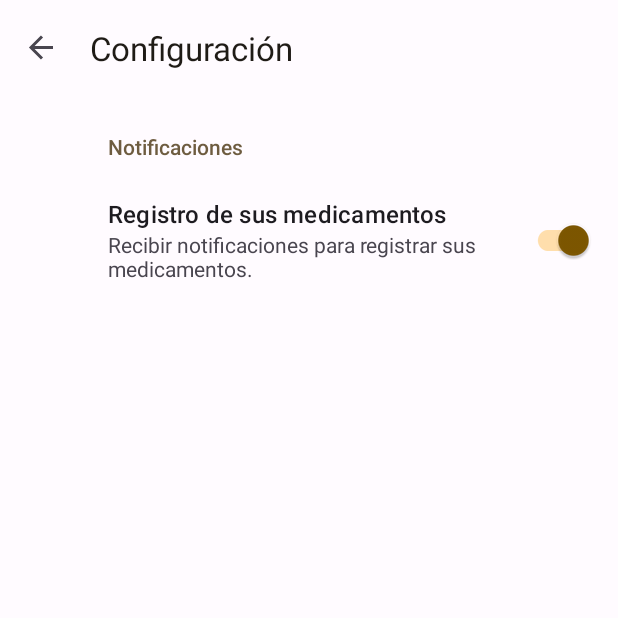
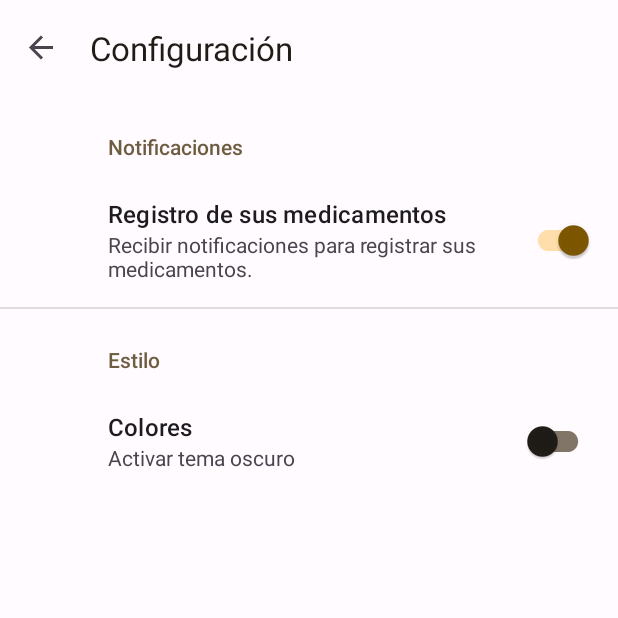
Before and after one commit to Totremont/MedicaTrack, an Android app: the SettingsFragment screen opened through its navigation route, on a phone screen of 412 x 824 dp, the top half of it. Run offline under Robolectric (Android 15) with nearby library versions, the phone set to English and light mode, and no system bars; our stand-ins replace androidx.preference, navigation-ui; 1 statement that could not run was skipped.

Commit message:
Switch para tema oscuro

```diff
--- a/app/src/main/AndroidManifest.xml
+++ b/app/src/main/AndroidManifest.xml
@@ -17,7 +17,7 @@
         android:roundIcon="@mipmap/ic_launcher_round"
         android:supportsRtl="true"
         android:theme="@style/Theme.MedicaTrack"
-        tools:targetApi="31">
+        tools:targetApi="33">
         <service android:name=".service.MedicamentoService"/>
         <activity
             android:name=".creacion.CreacionActivity"
@@ -26,8 +26,7 @@
         <activity
             android:name=".MainActivity"
             android:exported="true"
-            android:theme="@style/Theme.MedicaTrack"
-            android:label="@string/app_name">
+            android:theme="@style/Theme.MedicaTrack">
             <intent-filter>
                 <action android:name="android.intent.action.MAIN" />
 
--- a/app/src/main/java/com/example/medicatrack/MainActivity.java
+++ b/app/src/main/java/com/example/medicatrack/MainActivity.java
@@ -5,6 +5,8 @@ import android.app.Activity;
 import android.app.AlertDialog;
 import android.app.NotificationChannel;
 import android.app.NotificationManager;
+import android.app.UiModeManager;
+import android.content.Context;
 import android.content.DialogInterface;
 import android.content.Intent;
 import android.content.SharedPreferences;
@@ -22,12 +24,14 @@ import androidx.activity.result.ActivityResultLauncher;
 import androidx.activity.result.contract.ActivityResultContracts;
 import androidx.annotation.NonNull;
 import androidx.appcompat.app.AppCompatActivity;
+import androidx.appcompat.app.AppCompatDelegate;
 import androidx.core.app.NotificationManagerCompat;
 import androidx.lifecycle.ViewModelProvider;
 import androidx.navigation.NavController;
 import androidx.navigation.Navigation;
 import androidx.navigation.ui.AppBarConfiguration;
 import androidx.navigation.ui.NavigationUI;
+import androidx.preference.Preference;
 
 
 import com.example.medicatrack.databinding.ActivityMainBinding;
@@ -77,6 +81,19 @@ public class MainActivity extends AppCompatActivity {
         }
         editor.commit();
         // -------
+
+        Boolean temaOscuro = sharedPreferences.getBoolean("switch_tema",false);
+        if(temaOscuro)
+        {
+            UiModeManager uiManager = (UiModeManager) this.getSystemService(Context.UI_MODE_SERVICE);
+            if(BuildConfig.VERSION_CODE > 30) uiManager.setNightMode(UiModeManager.MODE_NIGHT_YES);
+            else AppCompatDelegate.setDefaultNightMode(AppCompatDelegate.MODE_NIGHT_YES);
+        } else
+        {
+            UiModeManager uiManager = (UiModeManager) this.getSystemService(Context.UI_MODE_SERVICE);
+            if(BuildConfig.VERSION_CODE > 30) uiManager.setNightMode(UiModeManager.MODE_NIGHT_NO);
+            else AppCompatDelegate.setDefaultNightMode(AppCompatDelegate.MODE_NIGHT_NO);
+        }
 
         setSupportActionBar(binding.toolbar);
 
--- a/app/src/main/res/layout/fragment_medicamentos.xml
+++ b/app/src/main/res/layout/fragment_medicamentos.xml
@@ -85,6 +85,7 @@
         android:orientation="vertical"
         android:gravity="center"
         android:visibility="gone"
+        android:layout_marginBottom="@dimen/long_dim"
         app:layout_constraintTop_toBottomOf="@id/scrollView"
         app:layout_constraintBottom_toBottomOf="parent">
 
--- a/app/src/main/res/layout/fragment_registro.xml
+++ b/app/src/main/res/layout/fragment_registro.xml
@@ -152,6 +152,7 @@
         android:orientation="vertical"
         android:visibility="gone"
         android:gravity="center"
+        android:layout_marginBottom="@dimen/long_dim"
         app:layout_constraintTop_toBottomOf="@id/scrollView"
         app:layout_constraintBottom_toBottomOf="parent" >
 
--- a/app/src/main/res/xml/root_preferences.xml
+++ b/app/src/main/res/xml/root_preferences.xml
@@ -1,4 +1,5 @@
-<PreferenceScreen xmlns:app="http://schemas.android.com/apk/res-auto">
+<PreferenceScreen
+    xmlns:app="http://schemas.android.com/apk/res-auto">
 
     <PreferenceCategory app:title="@string/notificaciones">
 
@@ -10,4 +11,14 @@
 
     </PreferenceCategory>
 
+    <PreferenceCategory app:title="Estilo">
+
+    <SwitchPreferenceCompat
+        app:key="switch_tema"
+        app:summary="Activar tema oscuro"
+        app:title="Colores"
+        app:defaultValue="false"/>
+
+    </PreferenceCategory>
+
 </PreferenceScreen>
```
Also changed, not shown: app/src/main/java/com/example/medicatrack/SettingsFragment.java (+22 -0 lines), app/src/main/res/layout/medicamento_info.xml (+5 -5 lines), app/src/main/res/layout/medicamento_viewlist.xml (+5 -4 lines).
